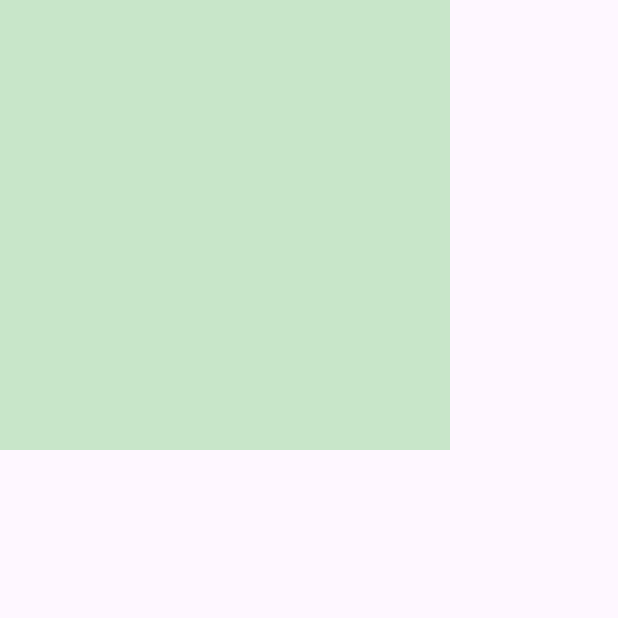
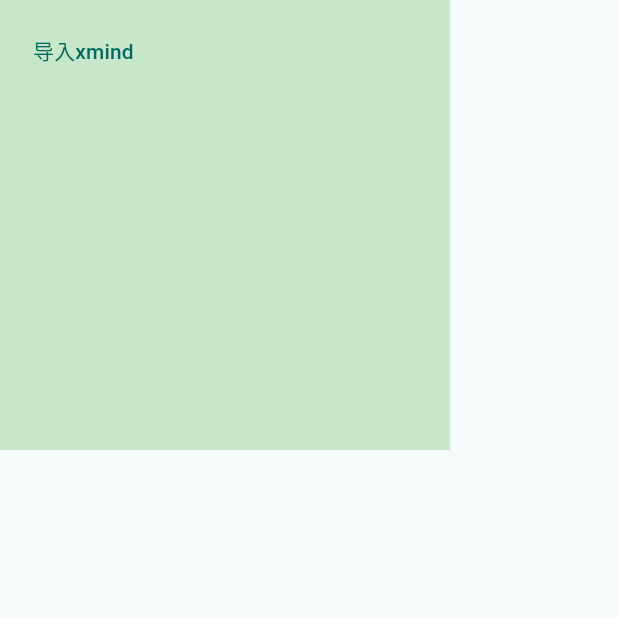
Before and after one commit to qinshah/mind_map_editor, a Flutter app: the screen it shows after launch, on a phone screen of 412 x 824 dp, the top half of it. Run offline on Flutter 3.47's test engine with Material 3 defaults, Android fonts, the phone set to English and light mode, and no system bars.

Commit message:
feat(editor): 实现思维导图编辑器基础框架
- 添加 App 入口文件并配置主题
- 创建 EditorNotifier 管理编辑器状态和变换控制器
- 重构 EditorView 使用 Provider 状态管理
- 在 EditorHub 中添加导入 xmind 按钮
- 移除旧的 MainApp 并使用新的 App 组件作为入口点

```diff
--- /dev/null
+++ b/lib/app.dart
@@ -0,0 +1,34 @@
+import 'package:flutter/material.dart';
+import 'package:mind_map_editor/editor/editor_notifier.dart';
+import 'package:mind_map_editor/editor/view/editor_view.dart';
+import 'package:provider/provider.dart';
+
+class App extends StatelessWidget {
+  const App({super.key});
+
+  @override
+  Widget build(BuildContext context) {
+    final mColor = Colors.teal;
+    // final fTheme = FThemes.blue.light;
+    // final fDarkTheme = FThemes.blue.dark;
+    return MaterialApp(
+      home: ChangeNotifierProvider(
+        create: (_) => EditorNotifier(),
+        child: EditorView(),
+      ),
+      theme: ThemeData(
+        primaryColor: mColor,
+        colorScheme: ColorScheme.fromSeed(seedColor: mColor),
+      ),
+      darkTheme: ThemeData(
+        brightness: Brightness.dark,
+        primaryColor: mColor,
+        colorScheme: ColorScheme.fromSeed(
+          brightness: Brightness.dark,
+          seedColor: mColor,
+        ),
+      ),
+      // darkTheme: fDarkTheme.toApproximateMaterialTheme(),
+    );
+  }
+}
--- a/lib/editor/view/editor_hub.dart
+++ b/lib/editor/view/editor_hub.dart
@@ -12,6 +12,11 @@ class EditorHub extends StatelessWidget {
     return Stack(
       alignment: Alignment.center,
       children: [
+        Positioned(
+          top: 10,
+          left: 10,
+          child: TextButton(onPressed: () {}, child: Text('导入xmind')),
+        ),
         if (state.scaling)
           Positioned(
             top: 10,
--- a/lib/editor/view/editor_view.dart
+++ b/lib/editor/view/editor_view.dart
@@ -1,42 +1,23 @@
 import 'package:flutter/material.dart';
-import 'package:mind_map_editor/editor/editor_state.dart';
+import 'package:mind_map_editor/editor/editor_notifier.dart';
 import 'package:mind_map_editor/editor/view/editor_hub.dart';
+import 'package:provider/provider.dart';
 
-class EditorView extends StatefulWidget {
+class EditorView extends StatelessWidget {
   const EditorView({super.key});
 
   @override
-  State<EditorView> createState() => _EditorViewState();
-}
-
-class _EditorViewState extends State<EditorView> {
-  final _state = EditorState();
-  final _cntlr = TransformationController();
-  late ThemeData _theme;
-
-  void _updateScale(ScaleUpdateDetails details) {
-    final scale = (_cntlr.value.getMaxScaleOnAxis() * 100).round();
-    if (scale == _state.scale) return;
-    setState(() {
-      _state.scale = scale;
-      _state.scaling = true;
-    });
-  }
-
-  @override
   Widget build(BuildContext context) {
-    _theme = Theme.of(context);
+    final notifier = context.watch<EditorNotifier>();
+    final state = notifier.state;
     return Scaffold(
       appBar: AppBar(toolbarHeight: 0),
       body: Stack(
         children: [
           InteractiveViewer.builder(
-            onInteractionUpdate: _updateScale,
-            onInteractionEnd: (_) async {
-              await Future.delayed(Durations.medium1);
-              setState(() => _state.scaling = false);
-            },
-            transformationController: _cntlr,
+            onInteractionUpdate: notifier.updateScale,
+            onInteractionEnd: notifier.endScale,
+            transformationController: notifier.tCntlr,
             minScale: 0.5,
             boundaryMargin: EdgeInsets.all(1500),
             builder: (context, _) {
@@ -50,7 +31,7 @@ class _EditorViewState extends State<EditorView> {
               );
             },
           ),
-          EditorHub(state: _state),
+          EditorHub(state: state),
         ],
       ),
     );
--- a/lib/main.dart
+++ b/lib/main.dart
@@ -1,22 +1,6 @@
 import 'package:flutter/material.dart';
-// import 'package:forui/theme.dart';
-import 'package:mind_map_editor/editor/view/editor_view.dart';
+import 'package:mind_map_editor/app.dart';
 
 void main() {
-  runApp(const MainApp());
+  runApp(const App());
 }
-
-class MainApp extends StatelessWidget {
-  const MainApp({super.key});
-
-  @override
-  Widget build(BuildContext context) {
-    // final fTheme = FThemes.blue.light;
-    // final fDarkTheme = FThemes.blue.dark;
-    return MaterialApp(
-      home: EditorView(),
-      // theme: fTheme.toApproximateMaterialTheme(),
-      // darkTheme: fDarkTheme.toApproximateMaterialTheme(),
-    );
-  }
-}
```
Also changed, not shown: lib/editor/editor_notifier.dart (added, +27 -0 lines), pubspec.yaml (+9 -1 lines), pubspec.lock, 10 other files.
